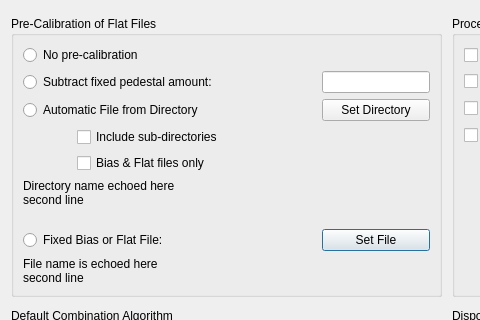
Old version of the form PreferencesWindow.ui in the repository RMcDOttawa/MasterFlatMaker; both pictures show x 0 to 480 and y 0 to 320 of the 894 by 529 pixel window.
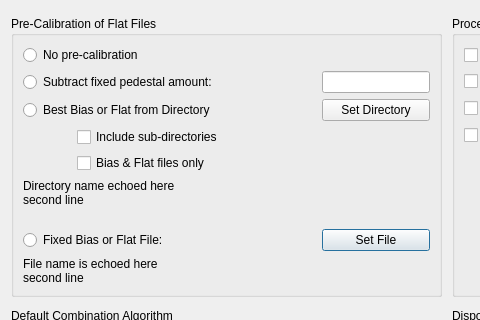
New version of the form.

Commit message: Snapshot: in-progress implementation of "best calibration file" search using a weighted comparison of both exposure and temperature

Patch:
```diff
--- a/PreferencesWindow.ui
+++ b/PreferencesWindow.ui
@@ -77,7 +77,7 @@
          <string>Automatically choose a matching Bias or Flat file from a directory of Bias files</string>
         </property>
         <property name="text">
-         <string>Automatic File from Directory</string>
+         <string>Best Bias or Flat from Directory</string>
         </property>
        </widget>
       </item>
```
Left out of the diff: 2 changed lines with no effect on the pictures. The commit also changes 5 other files.
